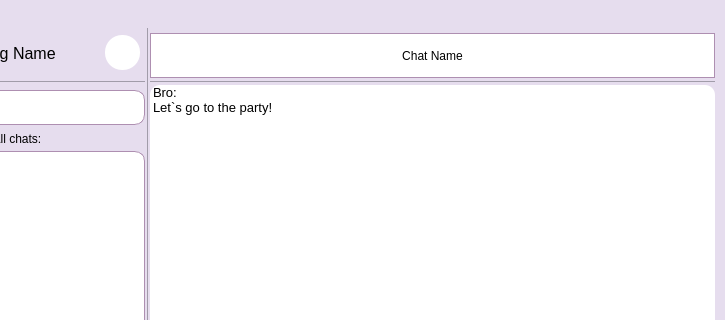
ita-social-projects/HTTP_Messenger_Client, file messenger/mainwindow.ui: the form before one commit; both pictures show x 120 to 845 and y 0 to 320 of the 845 by 542 pixel window.
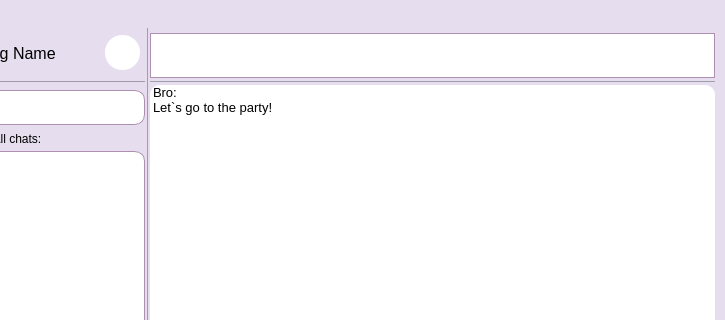
The form after the commit. Icons and pictures are not drawn.

```diff
--- a/messenger/mainwindow.ui
+++ b/messenger/mainwindow.ui
@@ -358,7 +358,7 @@
 border-color: rgb(174, 143, 177);</string>
              </property>
              <property name="text">
-              <string>Chat Name</string>
+              <string/>
              </property>
             </widget>
            </item>
```
Left out of the diff: 2 changed lines with no effect on the pictures.
